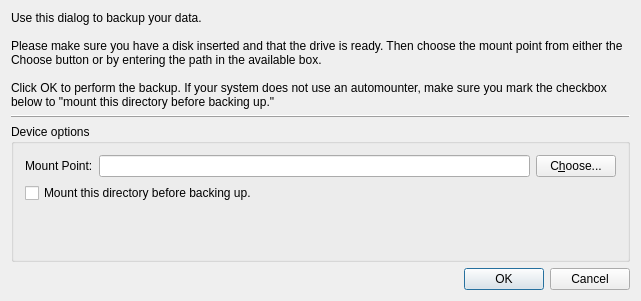
The window that kmymoney/dialogs/kbackupdlg.ui (KDE/kmymoney) describes before a commit, drawn with Qt 5.
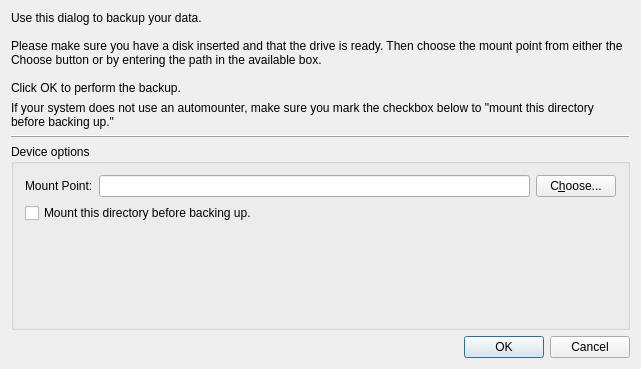
The same window after the commit. Custom widgets are drawn as their Qt base class.

Commit message:
Improve handling of the backup feature on MS windows
On windows the option to mount a device is not available. So the GUI
elements have been removed in this case and the label is adjusted to be
more precise.

GUI:
FIXED-IN: 5.0.9

Patch:
```diff
--- a/kmymoney/dialogs/kbackupdlg.ui
+++ b/kmymoney/dialogs/kbackupdlg.ui
@@ -7,53 +7,23 @@
     <x>0</x>
     <y>0</y>
     <width>641</width>
-    <height>301</height>
+    <height>369</height>
    </rect>
   </property>
   <property name="windowTitle">
    <string>Backup</string>
   </property>
-  <layout class="QVBoxLayout">
-   <property name="spacing">
-    <number>6</number>
-   </property>
-   <property name="leftMargin">
-    <number>11</number>
-   </property>
-   <property name="topMargin">
-    <number>11</number>
-   </property>
-   <property name="rightMargin">
-    <number>11</number>
-   </property>
-   <property name="bottomMargin">
-    <number>11</number>
-   </property>
+  <layout class="QVBoxLayout" name="verticalLayout_2">
    <item>
-    <layout class="QHBoxLayout">
-     <property name="spacing">
-      <number>6</number>
-     </property>
-     <property name="leftMargin">
-      <number>0</number>
-     </property>
-     <property name="topMargin">
-      <number>0</number>
-     </property>
-     <property name="rightMargin">
-      <number>0</number>
-     </property>
-     <property name="bottomMargin">
-      <number>0</number>
-     </property>
+    <layout class="QVBoxLayout" name="verticalLayout">
      <item>
       <widget class="QLabel" name="TextLabel1">
        <property name="text">
-        <string>Use this dialog to backup your data. 
+        <string>Use this dialog to backup your data.
 
 Please make sure you have a disk inserted and that the drive is ready. Then choose the mount point from either the Choose button or by entering the path in the available box.
 
-Click OK to perform the backup. If your system does not use an automounter, make sure you mark the checkbox below to &quot;mount this directory before backing up.&quot;</string>
+Click OK to perform the backup.</string>
        </property>
        <property name="alignment">
         <set>Qt::AlignTop</set>
@@ -63,6 +33,16 @@
        </property>
       </widget>
      </item>
+     <item>
+      <widget class="QLabel" name="txtAutoMount">
+       <property name="text">
+        <string>If your system does not use an automounter, make sure you mark the checkbox below to &quot;mount this directory before backing up.&quot;</string>
+       </property>
+       <property name="wordWrap">
+        <bool>true</bool>
+       </property>
+      </widget>
+     </item>
     </layout>
    </item>
    <item>
```
The commit also changes 2 other files.
